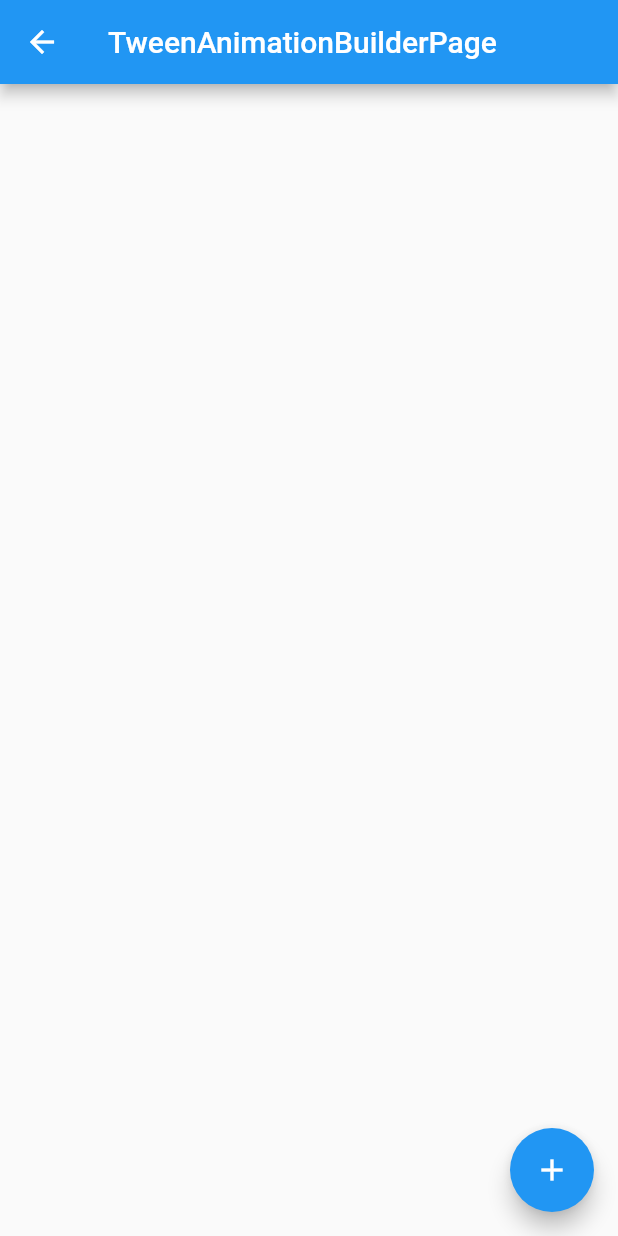
After one commit to jasoncfpl/flutter_test_demo, a Flutter app: the TestAnimatePage screen opened directly, after a tap on "TweenAnimationBuilderPage", on a phone screen of 412 x 824 dp. The commit adds this screen. Run offline on Flutter 3.47's test engine with Material 2 defaults, Android fonts, the phone set to English and light mode, and no system bars; our stand-ins replace flutter_screenutil, get.

Commit message:
add animation builder test

```diff
--- a/lib/page/animation_page/test_animation_page.dart
+++ b/lib/page/animation_page/test_animation_page.dart
@@ -2,6 +2,8 @@ import 'dart:developer';
 
 import 'package:flutter/material.dart';
 import 'package:flutter_test_demo/page/animation_page/easy_animation_page.dart';
+import 'package:flutter_test_demo/page/animation_page/tween_animation_builder_page.dart';
+import 'package:flutter_test_demo/page/animation_page/tween_animation_page.dart';
 
 class TestAnimatePage extends StatefulWidget {
 
@@ -41,7 +43,21 @@ class TestAnimatePageState extends State<TestAnimatePage> {
                   builder: (ctx) => const EasyAnimatePage(),
                 ));
               },
-              child: const Text("EasyAnimatePage"))
+              child: const Text("EasyAnimatePage")),
+          OutlinedButton(
+              onPressed: () {
+                Navigator.of(context).push(MaterialPageRoute(
+                  builder: (ctx) => const TweenAnimatePage(),
+                ));
+              },
+              child: const Text("TweenAnimatePageState")),
+          OutlinedButton(
+              onPressed: () {
+                Navigator.of(context).push(MaterialPageRoute(
+                  builder: (ctx) => const TweenAnimationBuilderPage(),
+                ));
+              },
+              child: const Text("TweenAnimationBuilderPage"))
         ],
       ),
     );
--- /dev/null
+++ b/lib/page/animation_page/tween_animation_builder_page.dart
@@ -0,0 +1,91 @@
+import 'dart:developer';
+
+import 'package:flutter/material.dart';
+
+class TweenAnimationBuilderPage extends StatefulWidget {
+
+  const TweenAnimationBuilderPage({Key? key}) : super(key: key);
+
+  @override
+  TweenAnimationBuilderPageState createState() => TweenAnimationBuilderPageState();
+
+}
+
+class TweenAnimationBuilderPageState extends State<TweenAnimationBuilderPage> with TickerProviderStateMixin{
+
+  AnimationController? _animationController;
+
+  Animation<double>? pushAnimation;
+
+
+  @override
+  void initState() {
+    super.initState();
+    //方式2
+    _animationController = AnimationController(duration: const Duration(milliseconds: 500), vsync: this);
+
+    pushAnimation = Tween(begin: -100.0, end: 50.0).animate(
+      CurvedAnimation(parent: _animationController!, curve: Curves.ease),
+    );
+
+    _animationController?.addStatusListener((status) {
+      if (status == AnimationStatus.completed) {
+        log("动画完成");
+        _animationController?.reverse();
+      }
+
+    });
+
+  }
+
+
+  @override
+  void dispose() {
+    _animationController?.dispose();
+    super.dispose();
+  }
+
+  @override
+  Widget build(BuildContext context) {
+    return Scaffold(
+      appBar: AppBar(
+        // Here we take the value from the MyHomePage object that was created by
+        // the App.build method, and use it to set our appbar title.
+        title: const Text("TweenAnimationBuilderPage"),
+      ),
+      body: AnimatedBuilder(
+        animation: pushAnimation!,
+        builder: (BuildContext context, Widget? child) {
+          log("AnimatedBuilder builder pushAnimation:${pushAnimation!.value}");
+          if (_animationController?.value == 0) {
+            return Container();
+          }
+          return Transform(
+              transform: Matrix4.translationValues(pushAnimation!.value, 0.0, 0.0),
+              child: child);
+
+        },
+        child: Stack(
+          children: [
+            Container(
+              color: Colors.green,
+              width: 100,
+              height: 100,
+            )
+          ],
+        ),
+      ),
+      floatingActionButton: FloatingActionButton(
+        onPressed: _start,
+        tooltip: 'start',
+        child: const Icon(Icons.add),
+      ), // This
+    );
+  }
+
+  _start() {
+    _animationController?.reset();
+    _animationController?.forward();
+  }
+
+}
```
Also changed, not shown: lib/page/animation_page/tween_animation_page.dart (added, +88 -0 lines).
